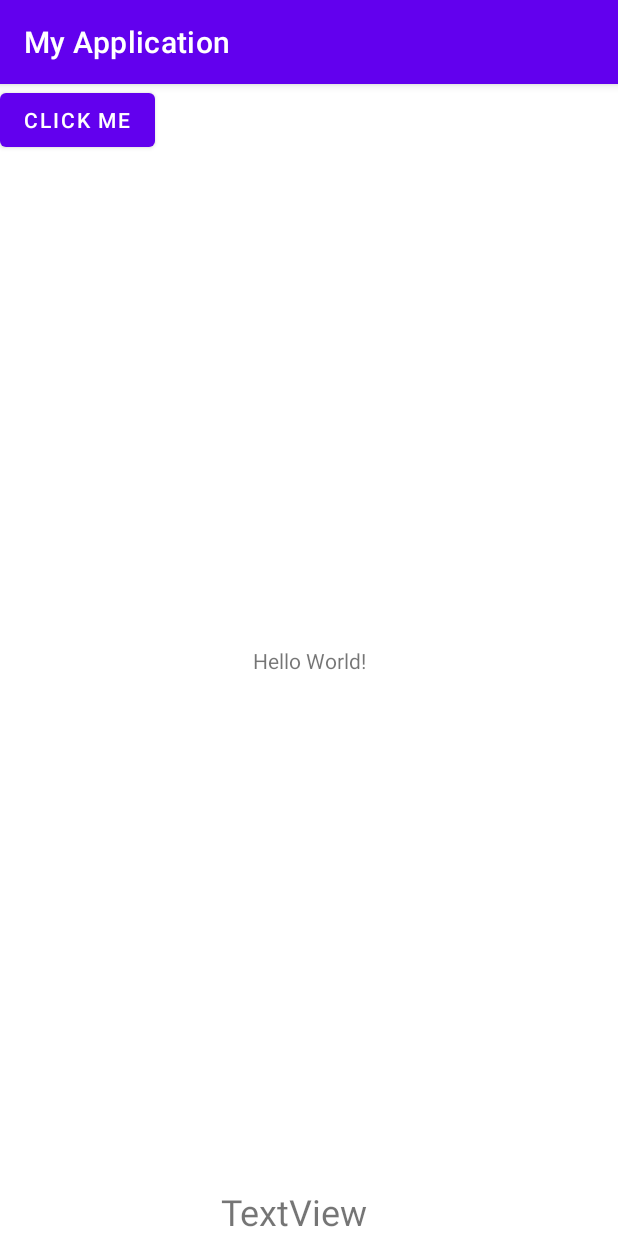
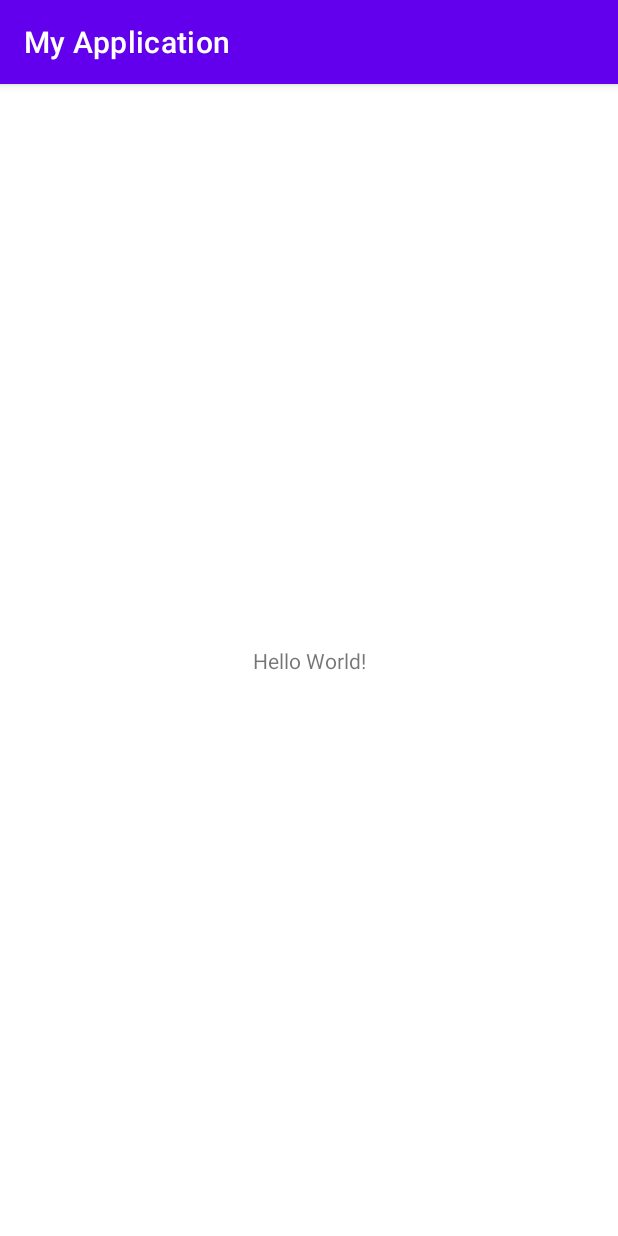
Before and after one commit to Menghanyyy/assignment_2, an Android app: the screen it shows after launch (MainActivity), on a phone screen of 412 x 824 dp. Run offline under Robolectric (Android 15) with nearby library versions, the phone set to English and light mode, and no system bars.

Commit message:
interface files

```diff
--- a/app/src/main/java/com/example/myapplication/database/DatabaseInterface.java
+++ b/app/src/main/java/com/example/myapplication/database/DatabaseInterface.java
@@ -1,2 +1,4 @@
-package com.example.myapplication.database;public class DatabaseInterface {
+package com.example.myapplication.database;
+
+public class DatabaseInterface {
 }
--- a/app/src/main/java/com/example/myapplication/database/DatabaseManager.java
+++ b/app/src/main/java/com/example/myapplication/database/DatabaseManager.java
@@ -1,2 +1,5 @@
-package com.example.myapplication.database;public class DatabaseManager {
+package com.example.myapplication.database;
+
+// Will implement the java interface
+public class DatabaseManager {
 }
--- a/app/src/main/res/layout/activity_main.xml
+++ b/app/src/main/res/layout/activity_main.xml
@@ -15,25 +15,4 @@
         app:layout_constraintRight_toRightOf="parent"
         app:layout_constraintTop_toTopOf="parent" />
 
-    <Button
-        android:id="@+id/testButton"
-        android:layout_width="wrap_content"
-        android:layout_height="wrap_content"
-        android:onClick="printToConsole"
-        android:text="Click Me"
-        tools:layout_editor_absoluteX="128dp"
-        tools:layout_editor_absoluteY="205dp" />
-
-    <TextView
-        android:id="@+id/textView"
-        android:layout_width="wrap_content"
-        android:layout_height="wrap_content"
-        android:lineSpacingExtra="14sp"
-        android:text="TextView"
-        android:textSize="24sp"
-        app:layout_constraintBottom_toBottomOf="parent"
-        app:layout_constraintEnd_toEndOf="parent"
-        app:layout_constraintHorizontal_bias="0.47"
-        app:layout_constraintStart_toStartOf="parent" />
-
 </androidx.constraintlayout.widget.ConstraintLayout>
```
